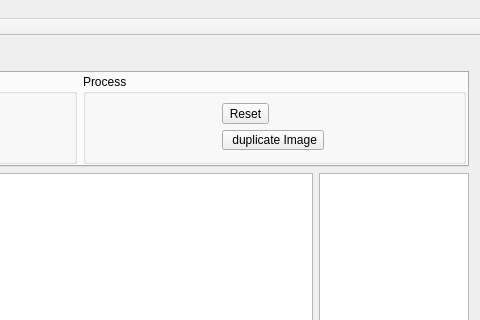
Old version of the form ui/mainwindow.ui in the repository Rainlin007/RQImage; both pictures show x 320 to 800 and y 0 to 320 of the 800 by 800 pixel window.
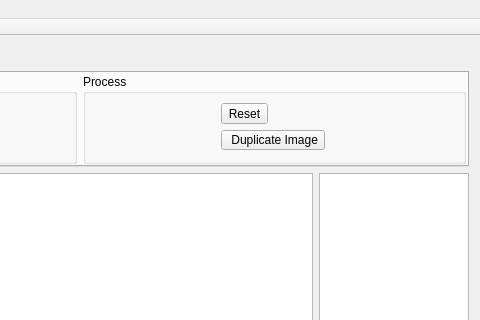
New version of the form. The open tabs and pages were chosen to show the change.

```diff
--- a/ui/mainwindow.ui
+++ b/ui/mainwindow.ui
@@ -100,7 +100,7 @@
            <item row="1" column="0">
             <widget class="QToolButton" name="toolButton_2">
              <property name="text">
-              <string> duplicate Image</string>
+              <string> Duplicate Image</string>
              </property>
             </widget>
            </item>
```
Left out of the diff: 16 changed lines with no effect on the pictures.
